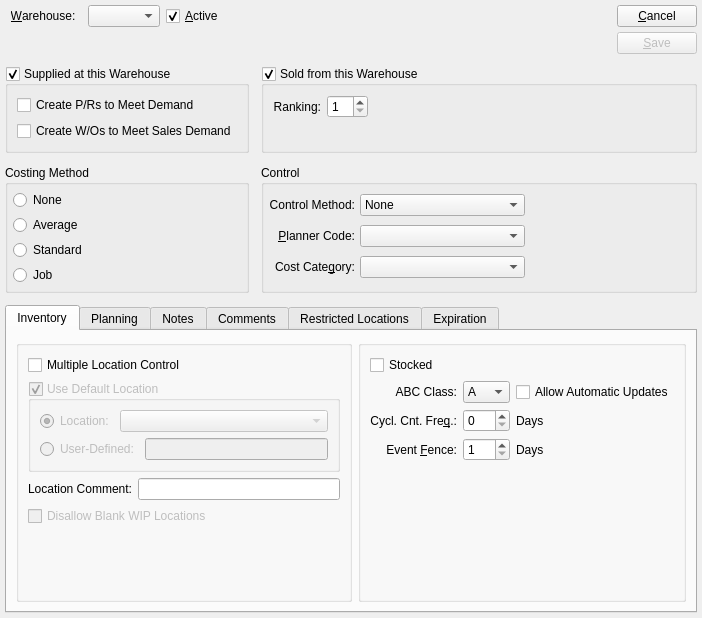
The window that guiclient/itemSite.ui (Pegasus-RPG/xtuple-client) describes before a commit, drawn with Qt 5.
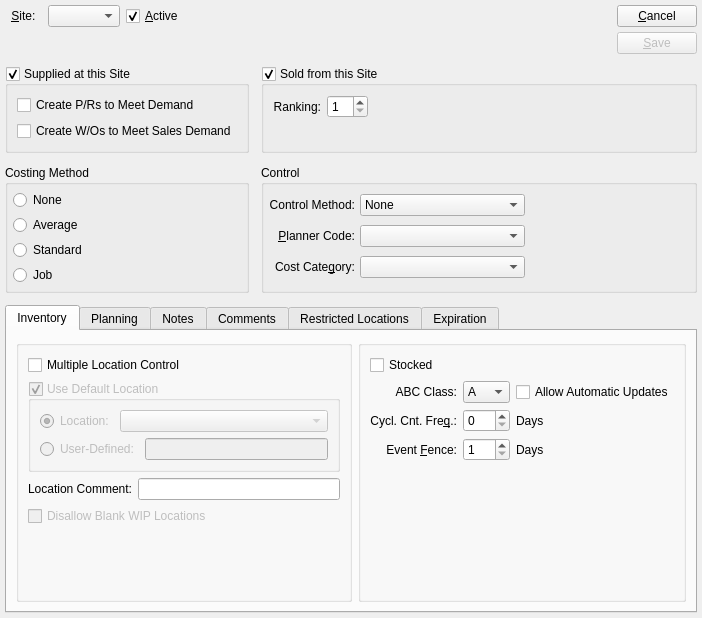
The same window after the commit. Custom widgets are drawn as their Qt base class.

Commit message: issue #6692:first pass for changing "Warehouse" to "Site"

The edit to the form file:
```diff
--- a/guiclient/itemSite.ui
+++ b/guiclient/itemSite.ui
@@ -94,7 +94,7 @@
            <item row="0" column="0" >
             <widget class="QLabel" name="_warehouseLit" >
              <property name="text" >
-              <string>&amp;Warehouse:  </string>
+              <string>&amp;Site:  </string>
              </property>
              <property name="alignment" >
               <set>Qt::AlignRight|Qt::AlignTrailing|Qt::AlignVCenter</set>
@@ -197,7 +197,7 @@
         <enum>Qt::TabFocus</enum>
        </property>
        <property name="title" >
-        <string>Supplied at this Warehouse</string>
+        <string>Supplied at this Site</string>
        </property>
        <property name="checkable" >
         <bool>true</bool>
@@ -244,7 +244,7 @@
         <enum>Qt::TabFocus</enum>
        </property>
        <property name="title" >
-        <string>Sold from this Warehouse</string>
+        <string>Sold from this Site</string>
        </property>
        <property name="checkable" >
         <bool>true</bool>
```
The commit also changes 201 other files.
